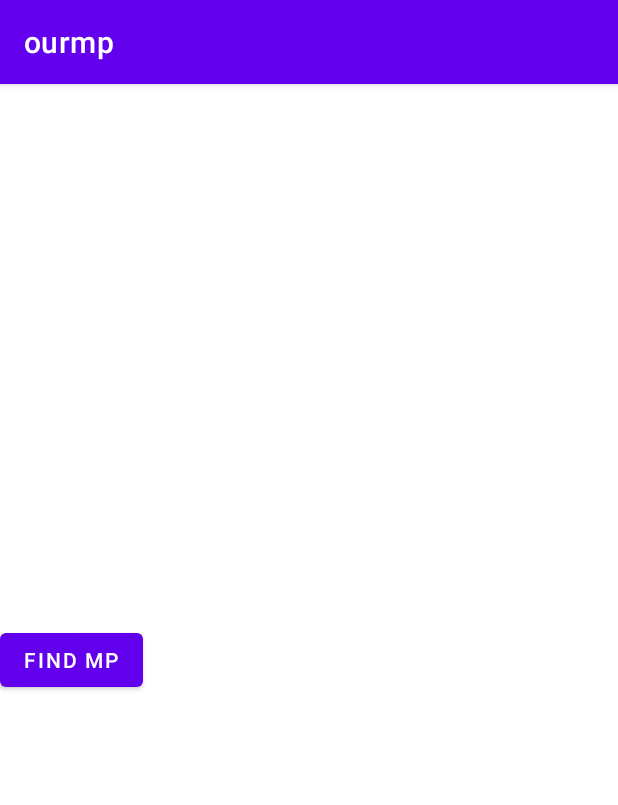
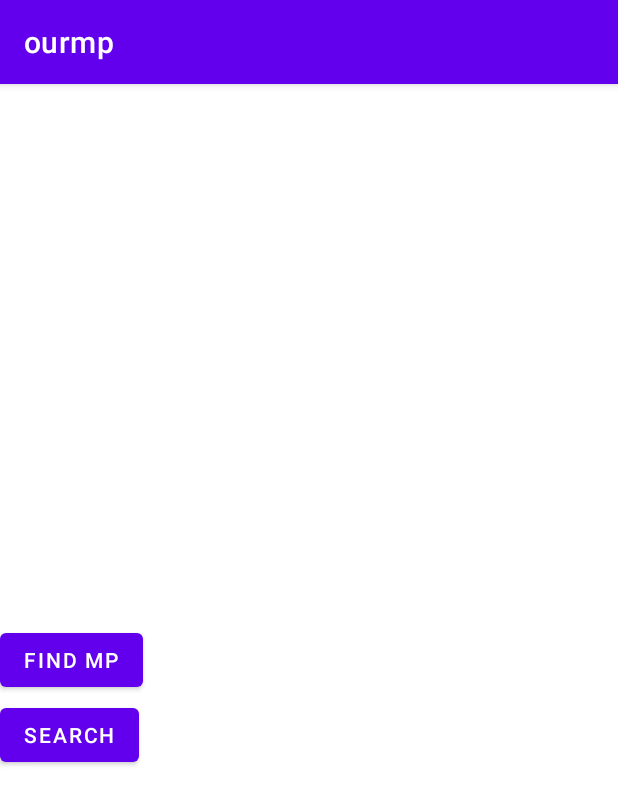
Before and after one commit to gusmccallum/ourmp, an Android app: the screen it shows after launch (MainActivity), on a phone screen of 412 x 824 dp. Shown: the top 805 px of the screen. Run offline under Robolectric (Android 15) with nearby library versions, the phone set to English and light mode, and no system bars; libraries missing offline, so code that uses them is left out: io.realm, io.realm.mongodb, org.bson.

Commit message:
Search feature (#30)

```diff
--- a/app/src/main/AndroidManifest.xml
+++ b/app/src/main/AndroidManifest.xml
@@ -39,7 +39,7 @@
                 <category android:name="android.intent.category.LAUNCHER" />
             </intent-filter>
         </activity>
-
+        <activity android:name=".Search" />
     </application>
 
 </manifest>
--- a/app/src/main/java/com/example/ourmp/MainActivity.java
+++ b/app/src/main/java/com/example/ourmp/MainActivity.java
@@ -2,18 +2,26 @@ package com.example.ourmp;
 
 import androidx.appcompat.app.AppCompatActivity;
 
+import android.app.SearchManager;
+import android.content.Context;
 import android.content.Intent;
 import android.os.Bundle;
+import android.view.Menu;
+import android.view.MenuInflater;
 import android.view.View;
 import android.widget.Button;
+import android.widget.SearchView;
 
 public class MainActivity extends AppCompatActivity {
 
     Button findMP;
+    Button btn_search;
+
     @Override
     protected void onCreate(Bundle savedInstanceState) {
         super.onCreate(savedInstanceState);
         setContentView(R.layout.activity_main);
+
         findMP = (Button) findViewById(R.id.findMP);
         findMP.setOnClickListener(new View.OnClickListener() {
             @Override
@@ -23,5 +31,15 @@ public class MainActivity extends AppCompatActivity {
                 startActivity(myIntent);
             }
         });
+
+        btn_search = (Button) findViewById(R.id.btn_search);
+        btn_search.setOnClickListener(new View.OnClickListener() {
+            @Override
+            public void onClick(View v) {
+                Intent intent = new Intent();
+                intent.setClass(getApplicationContext(), Search.class);
+                startActivity(intent);
+            }
+        });
     }
 }
--- a/app/src/main/res/layout/activity_main.xml
+++ b/app/src/main/res/layout/activity_main.xml
@@ -11,7 +11,16 @@
         android:layout_width="wrap_content"
         android:layout_height="wrap_content"
         android:text="Find MP"
+        app:layout_constraintBottom_toBottomOf="parent"
+        app:layout_constraintStart_toStartOf="parent"
+        app:layout_constraintTop_toTopOf="parent" />
 
+    <Button
+        android:id="@+id/btn_search"
+        android:layout_width="wrap_content"
+        android:layout_height="wrap_content"
+        android:layout_marginTop="100dp"
+        android:text="Search"
         app:layout_constraintBottom_toBottomOf="parent"
         app:layout_constraintStart_toStartOf="parent"
         app:layout_constraintTop_toTopOf="parent" />
```
Also changed, not shown: app/src/main/java/com/example/ourmp/Search.java (added, +53 -0 lines), app/src/main/res/layout/activity_search.xml (+21 -0 lines), app/src/main/res/values/strings.xml (+22 -2 lines), gradle/wrapper/gradle-wrapper.properties.
